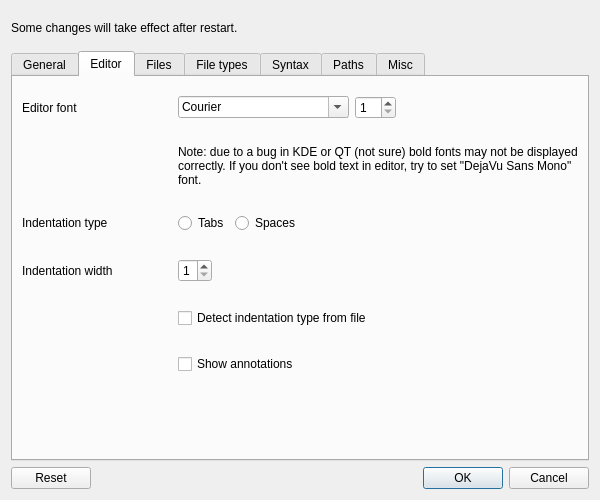
Old version of the form ui/settings.ui in the repository ziracms/editor.
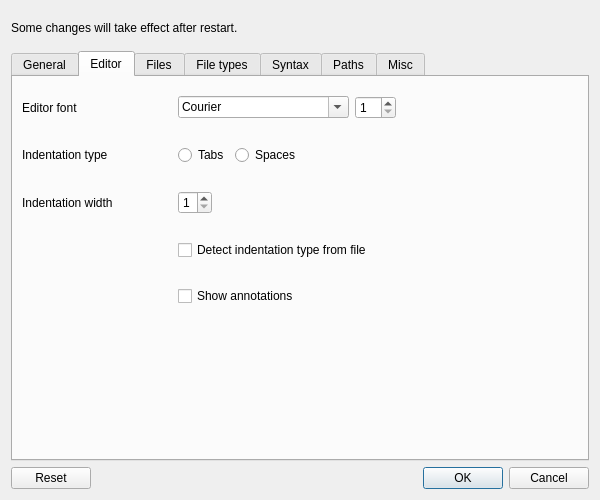
New version of the form. The open tabs and pages were chosen to show the change.

Commit message: bold text workaround, minor fixes

Diff of the .ui file:
```diff
--- a/ui/settings.ui
+++ b/ui/settings.ui
@@ -339,29 +339,6 @@
          </item>
         </layout>
        </item>
-       <item>
-        <layout class="QHBoxLayout" name="editorFontNoteLayout">
-         <property name="leftMargin">
-          <number>156</number>
-         </property>
-         <property name="topMargin">
-          <number>10</number>
-         </property>
-         <property name="bottomMargin">
-          <number>10</number>
-         </property>
-         <item>
-          <widget class="QLabel" name="editorFontNoteLabel">
-           <property name="text">
-            <string>Note: due to a bug in KDE or QT (not sure) bold fonts may not be displayed correctly. If you don't see bold text in editor, try to set &quot;DejaVu Sans Mono&quot; font.</string>
-           </property>
-           <property name="wordWrap">
-            <bool>true</bool>
-           </property>
-          </widget>
-         </item>
-        </layout>
-       </item>
        <item>
         <layout class="QHBoxLayout" name="editorTabTypeLayout">
          <property name="topMargin">
```
The commit also changes 3 other files.
